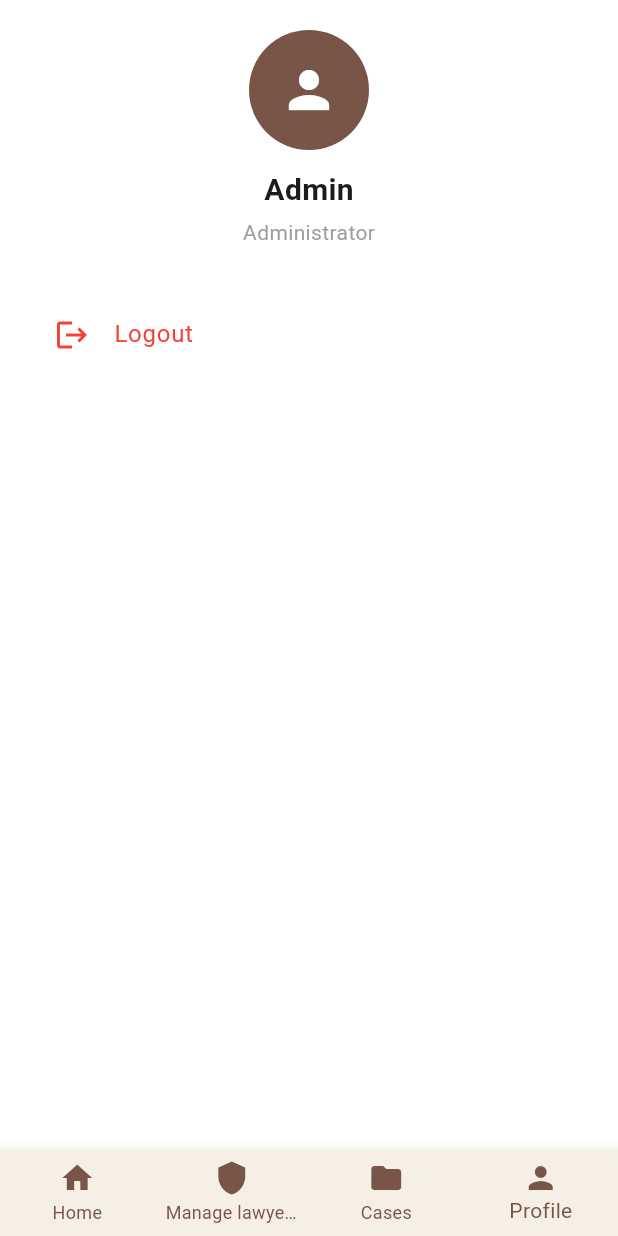
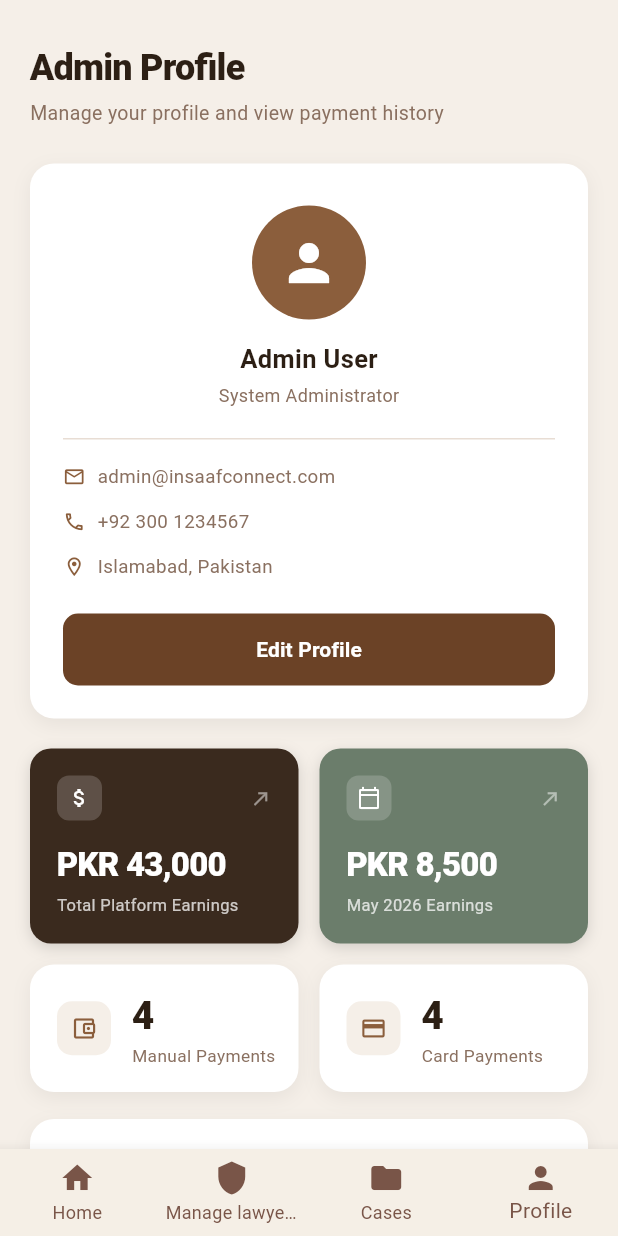
Before and after one commit to insaseemab/frontend, a Flutter app: the AdminDashboardScreen screen opened by its route, item 4 of the bottom bar chosen, on a phone screen of 412 x 824 dp. Run offline on Flutter 3.47's test engine with Material 3 defaults, Android fonts, the light colour scheme and no system bars; our stand-ins replace get, get_storage; accounts and stored records are empty; network calls fail.

Commit message:
admin profile

```diff
--- a/lib/screens/dashboard_screen/admin_dashboard.dart
+++ b/lib/screens/dashboard_screen/admin_dashboard.dart
@@ -1,5 +1,6 @@
 import 'package:flutter/material.dart';
 import 'package:get_storage/get_storage.dart';
+import 'package:insaafconnect/screens/dashboard_screen/admin_profile.dart';
 import 'package:insaafconnect/screens/dashboard_screen/manage_cases.dart';
 import 'package:insaafconnect/screens/dashboard_screen/managelawyers.dart';
 
@@ -20,7 +21,7 @@ class _AdminDashboardScreenState extends State<AdminDashboardScreen> {
       _homePage(),
       const Managelawyers(),
       const ManageCases(),
-      _profilePage(),
+      const AdminProfilePage(),
     ];
 
     return Scaffold(
--- /dev/null
+++ b/lib/screens/dashboard_screen/admin_profile.dart
@@ -0,0 +1,304 @@
+// ============================================================
+// admin_profile_page.dart
+// Drop into your lib/ folder.
+// In your bottom nav "Profile" tab, use: AdminProfilePage()
+// ============================================================
+
+import 'package:flutter/material.dart';
+
+// ── Colors ────────────────────────────────────────────────────
+class _C {
+  static const brown   = Color(0xFF6B4226);
+  static const brownDk = Color(0xFF3A2A1E);
+  static const brownMd = Color(0xFF8B5E3C);
+  static const sage    = Color(0xFF6B7D6B);
+  static const cream   = Color(0xFFF5EFE8);
+  static const card    = Color(0xFFFFFFFF);
+  static const txt1    = Color(0xFF2C1F14);
+  static const txt2    = Color(0xFF8A7060);
+  static const div     = Color(0xFFE8DDD4);
+  static const tblHead = Color(0xFFF0E8DF);
+  static const tblAlt  = Color(0xFFFAF4EE);
+  static const green   = Color(0xFF5A8A5A);
+  static const greenBg = Color(0xFFE8F5E8);
+  static const blue    = Color(0xFF4A7A9B);
+  static const blueBg  = Color(0xFFE8F0F5);
+}
+
+// ── Data ─────────────────────────────────────────────────────
+class _Txn {
+  final String id, client, service, method, amount, status, date;
+  const _Txn(this.id,this.client,this.service,this.method,this.amount,this.status,this.date);
+}
+
+const _txns = [
+  _Txn('TXN 2026-001','Ali Raza',      'Property Dispute Consultation','Manual','PKR 5,000','Approved','05/04'),
+  _Txn('TXN 2026-002','Fatima Khan',   'Contract Review',              'Card',  'PKR 3,500','Verified','05/04'),
+  _Txn('TXN 2026-003','Bilal Ahmed',   'Business Registration',        'Manual','PKR 4,500','Approved','05/04'),
+  _Txn('TXN 2026-004','Sara Ali',      'Family Law Matter',            'Card',  'PKR 6,000','Verified','05/04'),
+  _Txn('TXN 2026-005','Hassan Ahmad',  'Employment Dispute',           'Card',  'PKR 7,500','Verified','05/04'),
+  _Txn('TXN 2026-006','Ayasha Malik',  'Legal Consultation',           'Manual','PKR 5,000','Approved','05/04'),
+  _Txn('TXN 2026-007','Ahmad Raza',    'Property Documentation',       'Card',  'PKR 4,500','Verified','05/04'),
+  _Txn('TXN 2026-008','Zainab Hussain','Civil Litigation',             'Manual','PKR 8,000','Approved','05/04'),
+];
+
+// ════════════════════════════════════════════════════════════════
+// AdminProfilePage  ← plug into your bottom nav Profile tab
+// ════════════════════════════════════════════════════════════════
+class AdminProfilePage extends StatefulWidget {
+  const AdminProfilePage({super.key});
+  @override State<AdminProfilePage> createState() => _State();
+}
+
+class _State extends State<AdminProfilePage> {
+  String _month = 'All Months';
+  String _type  = 'All Types';
+
+  @override
+  Widget build(BuildContext context) {
+    final wide = MediaQuery.of(context).size.width > 860;
+    return Scaffold(
+      backgroundColor: _C.cream,
+      body: SingleChildScrollView(
+        padding: const EdgeInsets.fromLTRB(20, 28, 20, 28),
+        child: Column(crossAxisAlignment: CrossAxisAlignment.start, children: [
+          const Text('Admin Profile',
+            style: TextStyle(fontSize: 24, fontWeight: FontWeight.w800, color: _C.txt1, letterSpacing: -0.5)),
+          const SizedBox(height: 4),
+          const Text('Manage your profile and view payment history',
+            style: TextStyle(fontSize: 13, color: _C.txt2)),
+          const SizedBox(height: 24),
+          if (wide)
+            Row(crossAxisAlignment: CrossAxisAlignment.start, children: [
+              SizedBox(width: 250, child: _buildProfileCard()),
+              const SizedBox(width: 20),
+              Expanded(child: _buildRightCol()),
+            ])
+          else
+            Column(children: [
+              _buildProfileCard(),
+              const SizedBox(height: 20),
+              _buildRightCol(),
+            ]),
+        ]),
+      ),
+    );
+  }
+
+  // ── Profile card ────────────────────────────────────────────
+  Widget _buildProfileCard() => _Tile(child: Column(children: [
+    const SizedBox(height: 6),
+    CircleAvatar(radius: 38, backgroundColor: _C.brownMd,
+      child: const Icon(Icons.person, size: 40, color: Colors.white)),
+    const SizedBox(height: 14),
+    const Text('Admin User',
+      style: TextStyle(fontSize: 17, fontWeight: FontWeight.w700, color: _C.txt1)),
+    const SizedBox(height: 4),
+    const Text('System Administrator',
+      style: TextStyle(fontSize: 12, color: _C.txt2)),
+    const SizedBox(height: 20),
+    const Divider(color: _C.div, height: 1),
+    const SizedBox(height: 16),
+    _row(Icons.email_outlined,       'admin@insaafconnect.com'),
+    const SizedBox(height: 12),
+    _row(Icons.phone_outlined,       '+92 300 1234567'),
+    const SizedBox(height: 12),
+    _row(Icons.location_on_outlined, 'Islamabad, Pakistan'),
+    const SizedBox(height: 22),
+    SizedBox(
+      width: double.infinity,
+      child: ElevatedButton(
+        onPressed: () {},
+        style: ElevatedButton.styleFrom(
+          backgroundColor: _C.brown, foregroundColor: Colors.white,
+          padding: const EdgeInsets.symmetric(vertical: 14),
+          shape: RoundedRectangleBorder(borderRadius: BorderRadius.circular(10)),
+          elevation: 0),
+        child: const Text('Edit Profile',
+          style: TextStyle(fontSize: 14, fontWeight: FontWeight.w600)),
+      ),
+    ),
+  ]));
+
+  Widget _row(IconData ic, String t) => Row(children: [
+    Icon(ic, size: 15, color: _C.brownMd),
+    const SizedBox(width: 8),
+    Expanded(child: Text(t,
+      style: const TextStyle(fontSize: 12.5, color: _C.txt2),
+      overflow: TextOverflow.ellipsis)),
+  ]);
+
+  // ── Right column ────────────────────────────────────────────
+  Widget _buildRightCol() => Column(children: [
+    Row(children: [
+      Expanded(child: _earningsCard('PKR 43,000','Total Platform Earnings', Icons.attach_money, _C.brownDk)),
+      const SizedBox(width: 14),
+      Expanded(child: _earningsCard('PKR 8,500','May 2026 Earnings', Icons.calendar_today_outlined, _C.sage)),
+    ]),
+    const SizedBox(height: 14),
+    Row(children: [
+      Expanded(child: _countCard(Icons.account_balance_wallet_outlined,'Manual Payments',4)),
+      const SizedBox(width: 14),
+      Expanded(child: _countCard(Icons.credit_card_outlined,'Card Payments',4)),
+    ]),
+    const SizedBox(height: 18),
+    _buildTable(),
+  ]);
+
+  Widget _earningsCard(String val, String lbl, IconData ic, Color bg) =>
+    Container(
+      padding: const EdgeInsets.all(18),
+      decoration: BoxDecoration(color: bg, borderRadius: BorderRadius.circular(14),
+        boxShadow: [BoxShadow(color: Colors.black.withOpacity(0.14), blurRadius: 8, offset: const Offset(0,3))]),
+      child: Column(crossAxisAlignment: CrossAxisAlignment.start, children: [
+        Row(mainAxisAlignment: MainAxisAlignment.spaceBetween, children: [
+          Container(
+            padding: const EdgeInsets.all(7),
+            decoration: BoxDecoration(
+              color: Colors.white.withOpacity(0.18), borderRadius: BorderRadius.circular(8)),
+            child: Icon(ic, size: 16, color: Colors.white)),
+          Icon(Icons.north_east, size: 14, color: Colors.white.withOpacity(0.5)),
+        ]),
+        const SizedBox(height: 14),
+        Text(val, style: const TextStyle(fontSize: 22, fontWeight: FontWeight.w800,
+            color: Colors.white, letterSpacing: -0.5)),
+        const SizedBox(height: 3),
+        Text(lbl, style: TextStyle(fontSize: 11, color: Colors.white.withOpacity(0.75))),
+      ]),
+    );
+
+  Widget _countCard(IconData ic, String lbl, int n) => _Tile(
+    padding: const EdgeInsets.symmetric(horizontal: 18, vertical: 16),
+    child: Row(children: [
+      Container(
+        padding: const EdgeInsets.all(9),
+        decoration: BoxDecoration(color: _C.cream, borderRadius: BorderRadius.circular(10)),
+        child: Icon(ic, size: 18, color: _C.brownMd)),
+      const SizedBox(width: 14),
+      Column(crossAxisAlignment: CrossAxisAlignment.start, children: [
+        Text('$n', style: const TextStyle(fontSize: 26, fontWeight: FontWeight.w800,
+            color: _C.txt1, letterSpacing: -0.5)),
+        Text(lbl, style: const TextStyle(fontSize: 11.5, color: _C.txt2)),
+      ]),
+    ]),
+  );
+
+  // ── Payment history ─────────────────────────────────────────
+  Widget _buildTable() => _Tile(
+    padding: EdgeInsets.zero,
+    child: Column(crossAxisAlignment: CrossAxisAlignment.start, children: [
+      Padding(
+        padding: const EdgeInsets.fromLTRB(18,18,18,12),
+        child: Row(children: [
+          const Text('Payment History',
+            style: TextStyle(fontSize: 15, fontWeight: FontWeight.w700, color: _C.txt1)),
+          const Spacer(),
+          TextButton.icon(
+            onPressed: () {},
+            style: TextButton.styleFrom(
+              backgroundColor: _C.brown, foregroundColor: Colors.white,
+              padding: const EdgeInsets.symmetric(horizontal: 12, vertical: 7),
+              shape: RoundedRectangleBorder(borderRadius: BorderRadius.circular(8))),
+            icon: const Icon(Icons.file_download_outlined, size: 15),
+            label: const Text('Export', style: TextStyle(fontSize: 12, fontWeight: FontWeight.w600))),
+        ]),
+      ),
+      Padding(
+        padding: const EdgeInsets.fromLTRB(18,0,18,12),
+        child: Row(children: [
+          Expanded(child: _drop(_month, ['All Months','May 2026','April 2026','March 2026'],
+            (v) => setState(() => _month = v))),
+          const SizedBox(width: 10),
+          Expanded(child: _drop(_type, ['All Types','Manual','Card'],
+            (v) => setState(() => _type = v))),
+        ]),
+      ),
+      SingleChildScrollView(
+        scrollDirection: Axis.horizontal,
+        child: DataTable(
+          headingRowColor: WidgetStateProperty.all(_C.tblHead),
+          dividerThickness: 1,
+          headingTextStyle: const TextStyle(fontSize: 11.5, fontWeight: FontWeight.w700, color: _C.txt2),
+          dataTextStyle: const TextStyle(fontSize: 12, color: _C.txt1),
+          columnSpacing: 16, horizontalMargin: 18,
+          columns: const [
+            DataColumn(label: Text('Transaction ID')),
+            DataColumn(label: Text('Client')),
+            DataColumn(label: Text('Case/Service')),
+            DataColumn(label: Text('Method')),
+            DataColumn(label: Text('Amount')),
+            DataColumn(label: Text('Status')),
+            DataColumn(label: Text('Date')),
+          ],
+          rows: _filtered().asMap().entries.map((e) {
+            final i = e.key; final p = e.value;
+            return DataRow(
+              color: WidgetStateProperty.all(i.isOdd ? _C.tblAlt : _C.card),
+              cells: [
+                DataCell(Text(p.id, style: const TextStyle(fontWeight: FontWeight.w600, color: _C.brownMd, fontSize: 11.5))),
+                DataCell(Text(p.client)),
+                DataCell(SizedBox(width: 145, child: Text(p.service, overflow: TextOverflow.ellipsis))),
+                DataCell(Row(mainAxisSize: MainAxisSize.min, children: [
+                  Icon(p.method == 'Card' ? Icons.credit_card : Icons.account_balance_wallet_outlined,
+                    size: 12, color: _C.txt2),
+                  const SizedBox(width: 4),
+                  Text(p.method),
+                ])),
+                DataCell(Text(p.amount, style: const TextStyle(fontWeight: FontWeight.w600))),
+                DataCell(_chip(p.status)),
+                DataCell(Text(p.date, style: const TextStyle(color: _C.txt2))),
+              ],
+            );
+          }).toList(),
+        ),
+      ),
+      const SizedBox(height: 10),
+    ]),
+  );
+
+  List<_Txn> _filtered() => _txns.where((t) =>
+    (_type == 'All Types' || t.method == _type)).toList();
+
+  Widget _drop(String val, List<String> items, ValueChanged<String> cb) =>
+    Container(
+      padding: const EdgeInsets.symmetric(horizontal: 10, vertical: 2),
+      decoration: BoxDecoration(
+        border: Border.all(color: _C.div), borderRadius: BorderRadius.circular(8), color: _C.cream),
+      child: DropdownButtonHideUnderline(
+        child: DropdownButton<String>(
+          value: val, isExpanded: true,
+          icon: const Icon(Icons.keyboard_arrow_down, size: 16, color: _C.txt2),
+          style: const TextStyle(fontSize: 12.5, color: _C.txt1),
+          items: items.map((e) => DropdownMenuItem(value: e, child: Text(e))).toList(),
+          onChanged: (v) { if (v != null) cb(v); },
+        ),
+      ),
+    );
+
+  Widget _chip(String s) {
+    final ok = s == 'Approved';
+    return Container(
+      padding: const EdgeInsets.symmetric(horizontal: 9, vertical: 3),
+      decoration: BoxDecoration(
+        color: ok ? _C.greenBg : _C.blueBg, borderRadius: BorderRadius.circular(20)),
+      child: Text(s, style: TextStyle(fontSize: 11, fontWeight: FontWeight.w600,
+          color: ok ? _C.green : _C.blue)),
+    );
+  }
+}
+
+// ── Card shell ────────────────────────────────────────────────
+class _Tile extends StatelessWidget {
+  final Widget child;
+  final EdgeInsets padding;
+  const _Tile({required this.child, this.padding = const EdgeInsets.all(22)});
+  @override
+  Widget build(BuildContext context) => Container(
+    padding: padding,
+    decoration: BoxDecoration(
+      color: _C.card, borderRadius: BorderRadius.circular(16),
+      boxShadow: [BoxShadow(color: Colors.black.withOpacity(0.06),
+          blurRadius: 10, offset: const Offset(0,4))]),
+    child: child,
+  );
+}
```
